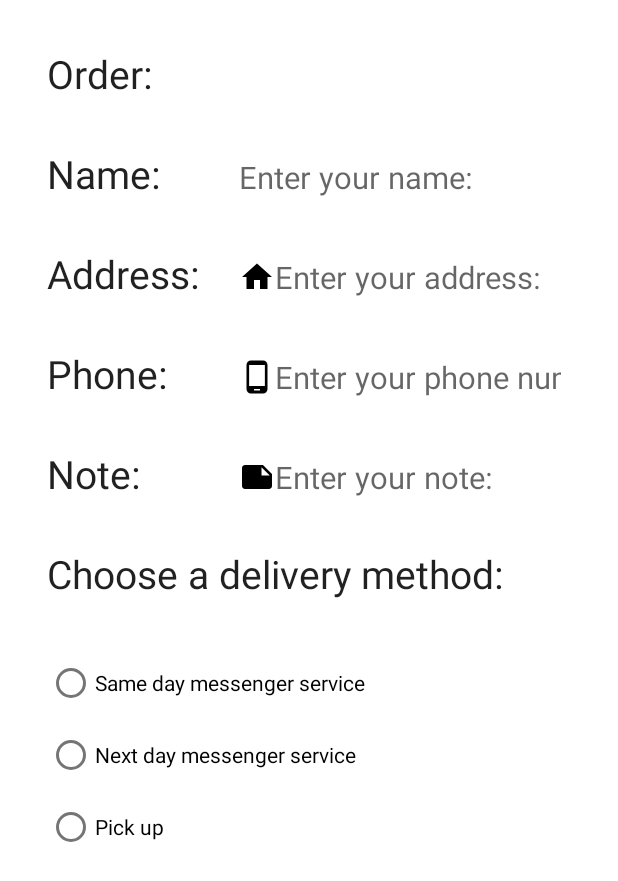
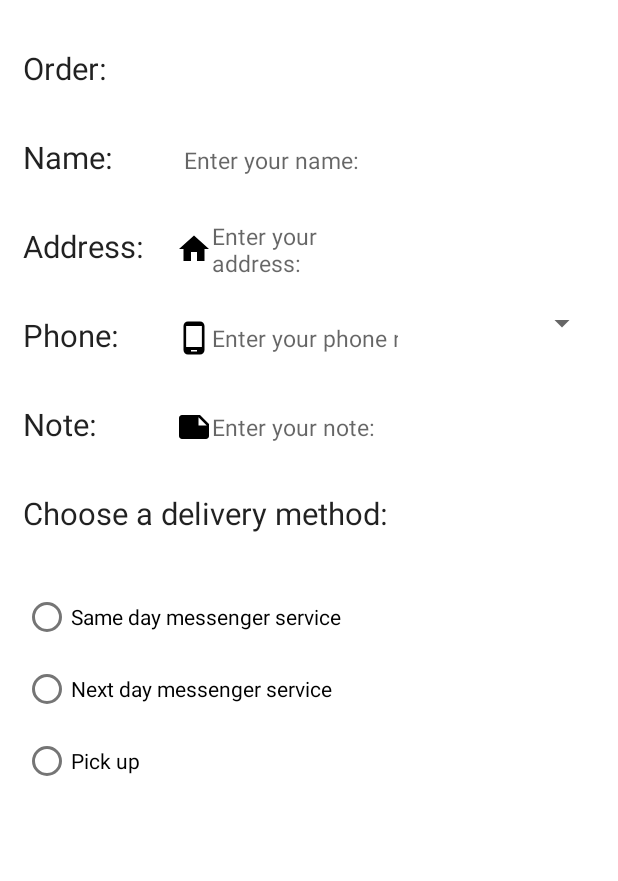
Before and after one commit to Shamsunnaharafifa/AndroidDroidCafeApp, an Android app: the layout activity_order.xml on its own in the app's theme, with its tools: preview values and no code run, on a phone screen of 412 x 824 dp. Shown: the top 881 px of the screen. Run offline under Robolectric (Android 15) with nearby library versions, the phone set to English and light mode, and no system bars.

Commit message:
spinner added in order activity

```diff
--- a/AndroidDroidCafeApp/app/src/main/java/com/example/afifa123/androiddroidcafeapp/MainActivity.kt
+++ b/AndroidDroidCafeApp/app/src/main/java/com/example/afifa123/androiddroidcafeapp/MainActivity.kt
@@ -10,7 +10,7 @@ import com.google.android.material.appbar.MaterialToolbar
 import com.google.android.material.floatingactionbutton.FloatingActionButton
 
 class MainActivity : AppCompatActivity() {
-    private var EXTRA_MESSAGE = "com.example.android.droidcafe.extra.MESSAGE"
+    private var EXTRA_MESSAGE = " com.example.afifa123.androiddroidcafeapp.extra.MESSAGE"
     private lateinit var mOrderMessage:String
 
     override fun onCreate(savedInstanceState: Bundle?) {
--- a/AndroidDroidCafeApp/app/src/main/res/layout/activity_order.xml
+++ b/AndroidDroidCafeApp/app/src/main/res/layout/activity_order.xml
@@ -12,11 +12,11 @@
         android:id="@+id/order_text_view"
         android:layout_width="wrap_content"
         android:layout_height="wrap_content"
-        android:layout_marginStart="@dimen/_24sdp"
+        android:layout_marginStart="@dimen/_12sdp"
         android:layout_marginLeft="@dimen/_24sdp"
         android:layout_marginTop="@dimen/_24sdp"
         android:text="@string/order_label_text"
-        android:textSize="@dimen/_20ssp"
+        android:textSize="@dimen/_16ssp"
         app:layout_constraintStart_toStartOf="parent"
         app:layout_constraintTop_toTopOf="parent"
         >
@@ -37,9 +37,9 @@
        android:layout_width="wrap_content"
        android:layout_height="wrap_content"
        android:text="@string/name_label_text"
-       android:textSize="@dimen/_20ssp"
-       android:layout_marginStart="@dimen/_24sdp"
-       android:layout_marginLeft="@dimen/_24sdp"
+       android:textSize="@dimen/_16ssp"
+       android:layout_marginStart="@dimen/_12sdp"
+       android:layout_marginLeft="@dimen/_12sdp"
        android:layout_marginTop="@dimen/_24sdp"
        app:layout_constraintStart_toStartOf="parent"
        app:layout_constraintTop_toBottomOf="@id/order_text_view"
@@ -58,7 +58,7 @@
         android:ems="10"
         android:hint="@string/name_label_edit_text"
         android:inputType="textPersonName"
-        android:textSize="@dimen/_16ssp"
+        android:textSize="@dimen/_12ssp"
         app:layout_constraintBaseline_toBaselineOf="@id/name_level_text_view"
         app:layout_constraintTop_toBottomOf="@id/order_text_view"
         app:layout_constraintStart_toEndOf="@+id/level_barrier"
@@ -72,9 +72,9 @@
         android:layout_width="wrap_content"
         android:layout_height="wrap_content"
         android:text="@string/address_label_text"
-        android:textSize="@dimen/_20ssp"
-        android:layout_marginStart="@dimen/_24sdp"
-        android:layout_marginLeft="@dimen/_24sdp"
+        android:textSize="@dimen/_16ssp"
+        android:layout_marginStart="@dimen/_12sdp"
+        android:layout_marginLeft="@dimen/_12sdp"
         android:layout_marginTop="@dimen/_24sdp"
         app:layout_constraintStart_toStartOf="parent"
         app:layout_constraintTop_toBottomOf="@id/name_level_text_view"
@@ -87,12 +87,12 @@
         android:id="@+id/address_level_edit_text"
         android:layout_width="0dp"
         android:layout_height="wrap_content"
-        android:layout_marginStart="@dimen/_8sdp"
+        android:layout_marginStart="@dimen/_4sdp"
         android:layout_marginTop="@dimen/_20sdp"
         android:ems="10"
         android:hint="@string/address_label_edit_text"
         android:inputType="textMultiLine"
-        android:textSize="@dimen/_16ssp"
+        android:textSize="@dimen/_12ssp"
         android:drawableStart="@drawable/ic_address"
         app:layout_constraintBaseline_toBaselineOf="@id/address_level_text_view"
         app:layout_constraintTop_toBottomOf="@id/name_level_edit_text"
@@ -107,9 +107,9 @@
         android:layout_width="wrap_content"
         android:layout_height="wrap_content"
         android:text="@string/phone_label_text"
-        android:textSize="@dimen/_20ssp"
-        android:layout_marginStart="@dimen/_24sdp"
-        android:layout_marginLeft="@dimen/_24sdp"
+        android:textSize="@dimen/_16ssp"
+        android:layout_marginStart="@dimen/_12sdp"
+        android:layout_marginLeft="@dimen/_12sdp"
         android:layout_marginTop="@dimen/_24sdp"
         app:layout_constraintStart_toStartOf="parent"
         app:layout_constraintTop_toBottomOf="@id/address_level_text_view"
@@ -122,12 +122,12 @@
         android:id="@+id/phone_level_edit_text"
         android:layout_width="0dp"
         android:layout_height="wrap_content"
-        android:layout_marginStart="@dimen/_8sdp"
+        android:layout_marginStart="@dimen/_4sdp"
         android:layout_marginTop="@dimen/_20sdp"
         android:ems="10"
         android:hint="@string/phone_label_edit_text"
         android:inputType="phone"
-        android:textSize="@dimen/_16ssp"
+        android:textSize="@dimen/_12ssp"
         android:drawableStart="@drawable/ic_phone_android"
         app:layout_constraintBaseline_toBaselineOf="@id/phone_level_text_view"
         app:layout_constraintTop_toBottomOf="@id/address_level_edit_text"
@@ -142,9 +142,9 @@
         android:layout_width="wrap_content"
         android:layout_height="wrap_content"
         android:text="@string/note_label_text"
-        android:textSize="@dimen/_20ssp"
-        android:layout_marginStart="@dimen/_24sdp"
-        android:layout_marginLeft="@dimen/_24sdp"
+        android:textSize="@dimen/_16ssp"
+        android:layout_marginStart="@dimen/_12sdp"
+        android:layout_marginLeft="@dimen/_12sdp"
         android:layout_marginTop="@dimen/_24sdp"
         app:layout_constraintStart_toStartOf="parent"
         app:layout_constraintTop_toBottomOf="@id/phone_level_text_view"
@@ -157,12 +157,12 @@
         android:id="@+id/note_level_edit_text"
         android:layout_width="0dp"
         android:layout_height="wrap_content"
-        android:layout_marginStart="@dimen/_8sdp"
+        android:layout_marginStart="@dimen/_4sdp"
         android:layout_marginTop="@dimen/_20sdp"
         android:ems="10"
         android:hint="@string/note_label_edit_text"
         android:inputType="textCapSentences|textMultiLine"
-        android:textSize="@dimen/_16ssp"
+        android:textSize="@dimen/_12ssp"
         android:drawableStart="@drawable/ic_note"
         app:layout_constraintBaseline_toBaselineOf="@id/note_level_text_view"
         app:layout_constraintTop_toBottomOf="@id/phone_level_edit_text"
@@ -176,10 +176,10 @@
         android:id="@+id/delivery_text_view"
         android:layout_width="0dp"
         android:layout_height="wrap_content"
-        android:textSize="@dimen/_20ssp"
+        android:textSize="@dimen/_16ssp"
         android:text="@string/delivery_label_text"
-        android:layout_marginStart="@dimen/_24sdp"
-        android:layout_marginLeft="@dimen/_24sdp"
+        android:layout_marginStart="@dimen/_12sdp"
+        android:layout_marginLeft="@dimen/_12sdp"
         android:layout_marginTop="@dimen/_24sdp"
         app:layout_constraintStart_toStartOf="parent"
         app:layout_constraintTop_toBottomOf="@id/note_level_text_view"
@@ -189,8 +189,8 @@
     <RadioGroup
         android:layout_width="0dp"
         android:layout_height="wrap_content"
-        android:layout_marginStart="@dimen/_24sdp"
-        android:layout_marginLeft="@dimen/_24sdp"
+        android:layout_marginStart="@dimen/_12sdp"
+        android:layout_marginLeft="@dimen/_12sdp"
         android:layout_marginTop="@dimen/_24sdp"
         android:orientation="vertical"
         app:layout_constraintStart_toStartOf="parent"
@@ -220,6 +220,15 @@
 
 
     </RadioGroup>
+    <androidx.appcompat.widget.AppCompatSpinner
+        android:id="@+id/level_spinner"
+        android:layout_width="0dp"
+        android:layout_height="wrap_content"
+        android:layout_marginEnd="@dimen/_10sdp"
+        app:layout_constraintEnd_toEndOf="parent"
+        app:layout_constraintStart_toEndOf="@id/phone_level_edit_text"
+        app:layout_constraintTop_toBottomOf="@id/address_level_edit_text"
+        />
 
 
 </androidx.constraintlayout.widget.ConstraintLayout>
```
Also changed, not shown: AndroidDroidCafeApp/app/src/main/java/com/example/afifa123/androiddroidcafeapp/OrderActivity.kt (+28 -7 lines), AndroidDroidCafeApp/app/src/main/res/values/strings.xml (+7 -0 lines), 1 other file.
